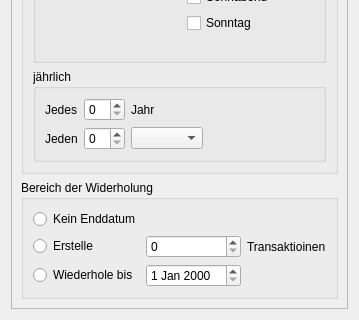
Qt form View/src/main/resources/design/ui/continuoustransactionwidget.ui (marcuskraft/DimeDiaryJavaFx) before a commit; both pictures show x 0 to 359 and y 504 to 824 of the 359 by 824 pixel window.
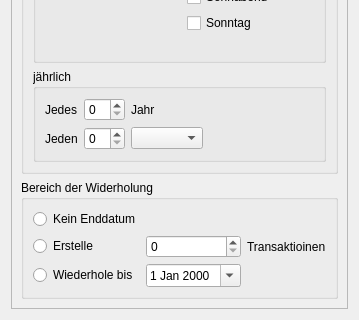
The same form after that commit.

Commit message: adding back and forward buttons in the overview table

Patch:
```diff
--- a/View/src/main/resources/design/ui/continuoustransactionwidget.ui
+++ b/View/src/main/resources/design/ui/continuoustransactionwidget.ui
@@ -405,7 +405,11 @@
             </widget>
            </item>
            <item row="2" column="1">
-            <widget class="QDateEdit" name="dateEditIterateUntil"/>
+            <widget class="QDateEdit" name="dateEditIterateUntil">
+             <property name="calendarPopup">
+              <bool>true</bool>
+             </property>
+            </widget>
            </item>
            <item row="1" column="1">
             <widget class="QSpinBox" name="spinBoxNumberOfIterations"/>
```
The commit also changes 7 other files.
